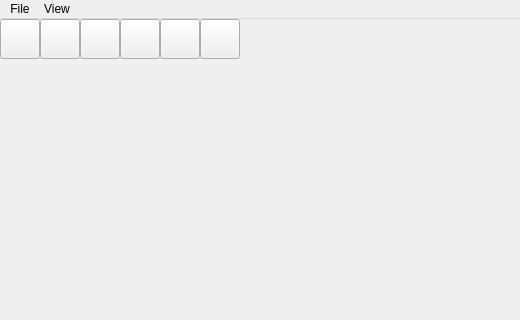
Above: frontend/resource/GUI.ui from gintalk/network-visualization-main before the change; both pictures show x 0 to 520 and y 0 to 320 of the 1000 by 700 pixel window. Below: the same form after it.
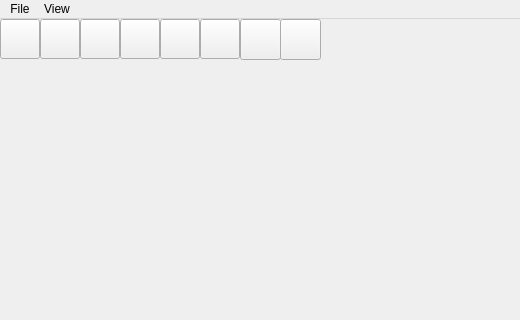
That is the form after the change. Icons and pictures are not drawn.

Patch:
```diff
--- a/frontend/resource/GUI.ui
+++ b/frontend/resource/GUI.ui
@@ -223,6 +223,32 @@
      </property>
     </item>
    </widget>
+   <widget class="QPushButton" name="color_change">
+    <property name="geometry">
+     <rect>
+      <x>240</x>
+      <y>0</y>
+      <width>41</width>
+      <height>41</height>
+     </rect>
+    </property>
+    <property name="text">
+     <string/>
+    </property>
+   </widget>
+   <widget class="QPushButton" name="color_change_node">
+    <property name="geometry">
+     <rect>
+      <x>280</x>
+      <y>0</y>
+      <width>41</width>
+      <height>41</height>
+     </rect>
+    </property>
+    <property name="text">
+     <string/>
+    </property>
+   </widget>
   </widget>
   <widget class="QMenuBar" name="menubar">
    <property name="geometry">
```
